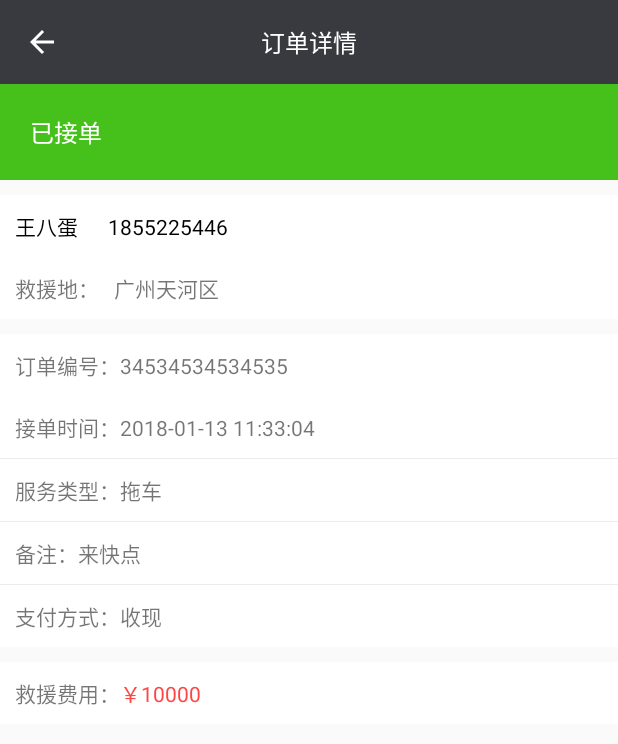
After one commit to cary87/JjjyProject, an Android app: the OrderDetailActivity screen opened directly, with no data from a screen before it, on a phone screen of 412 x 824 dp. The commit adds this screen. Shown: the top 744 px of the screen. Run offline under Robolectric (Android 15) with nearby library versions, the phone set to English and light mode, and no system bars; our stand-ins replace ButterKnife, RxJava; libraries missing offline, so code that uses them is left out: com.afollestad.materialdialogs, com.code19.library; 10 statements that could not run were skipped.

Commit message:
update again

```diff
--- a/app/src/main/AndroidManifest.xml
+++ b/app/src/main/AndroidManifest.xml
@@ -76,6 +76,7 @@
         </activity>
         <activity android:name=".order.SignatureToCheckActivity" android:screenOrientation="portrait"/>
         <activity android:name=".order.PaymentDetailActivity" android:screenOrientation="portrait"/>
+        <activity android:name=".order.OrderDetailActivity" android:screenOrientation="portrait"/>
 
         <!--高德地图定位服务-->
         <service android:name="com.amap.api.location.APSService"></service>
--- a/app/src/main/java/com/jiujiu/autosos/common/model/ServiceItemEnum.java
+++ b/app/src/main/java/com/jiujiu/autosos/common/model/ServiceItemEnum.java
@@ -40,4 +40,14 @@ public enum ServiceItemEnum {
     public void setLable(String lable) {
         this.lable = lable;
     }
+
+    public static ServiceItemEnum getEnum(int value) {
+        for (ServiceItemEnum serviceItemEnum : values()) {
+            if (serviceItemEnum.value == value) {
+                return serviceItemEnum;
+            }
+        }
+
+        return DragCar;
+    }
 }
--- a/app/src/main/java/com/jiujiu/autosos/order/AbsSignatureActivity.java
+++ b/app/src/main/java/com/jiujiu/autosos/order/AbsSignatureActivity.java
@@ -3,6 +3,7 @@ package com.jiujiu.autosos.order;
 import android.graphics.Bitmap;
 import android.graphics.Canvas;
 import android.graphics.Color;
+import android.graphics.Rect;
 import android.os.Environment;
 
 import com.jiujiu.autosos.api.UserApi;
@@ -36,9 +37,12 @@ public abstract class AbsSignatureActivity extends AbsBaseActivity {
 
     private List<String> paths = new ArrayList<>();
 
-    public void saveSignature(Bitmap signatureBitmap, final OnSaveCompleteListener listener) {
+    public void saveSignature(Bitmap backgroundBitmap, Bitmap signatureBitmap, final OnSaveCompleteListener listener) {
         if (signatureBitmap != null) {
-            File file = saveSignaturePicture(signatureBitmap);
+            if (backgroundBitmap != null) {
+                Bitmap mergedBitmap = mergeBitmap(backgroundBitmap, signatureBitmap);
+                if (mergedBitmap != null) {
+                    File file = saveSignaturePicture(mergedBitmap);
                     if (file != null && file.exists()) {
                         showLoadingDialog("保存中");
                         HashMap<String, String> params = new HashMap<>();
@@ -68,6 +72,29 @@ public abstract class AbsSignatureActivity extends AbsBaseActivity {
                         });
                     }
                 }
+            }
+        }
+    }
+
+    /**
+     * 把两个位图覆盖合成为一个位图，以底层位图的长宽为基准
+     * @param backBitmap 在底部的位图
+     * @param frontBitmap 盖在上面的位图
+     * @return
+     */
+    public static Bitmap mergeBitmap(Bitmap backBitmap, Bitmap frontBitmap) {
+
+        if (backBitmap == null || backBitmap.isRecycled()
+                || frontBitmap == null || frontBitmap.isRecycled()) {
+            LogUtils.e("wzh", "backBitmap=" + backBitmap + ";frontBitmap=" + frontBitmap);
+            return null;
+        }
+        Bitmap bitmap = backBitmap.copy(Bitmap.Config.ARGB_8888, true);
+        Canvas canvas = new Canvas(bitmap);
+        Rect baseRect  = new Rect(0, 0, backBitmap.getWidth(), backBitmap.getHeight());
+        Rect frontRect = new Rect(0, 0, frontBitmap.getWidth(), frontBitmap.getHeight());
+        canvas.drawBitmap(frontBitmap, frontRect, baseRect, null);
+        return bitmap;
     }
 
     private File getPicDir(String albumName) {
--- /dev/null
+++ b/app/src/main/java/com/jiujiu/autosos/order/OrderDetailActivity.java
@@ -0,0 +1,111 @@
+package com.jiujiu.autosos.order;
+
+import android.os.Bundle;
+import android.support.v7.widget.Toolbar;
+import android.widget.TextView;
+
+import com.code19.library.DateUtils;
+import com.google.gson.Gson;
+import com.google.gson.reflect.TypeToken;
+import com.jiujiu.autosos.R;
+import com.jiujiu.autosos.common.base.AbsBaseActivity;
+import com.jiujiu.autosos.order.model.ChargeTypeEnum;
+import com.jiujiu.autosos.order.model.OrderItem;
+import com.jiujiu.autosos.order.model.OrderModel;
+import com.jiujiu.autosos.order.model.OrderStateEnum;
+
+import java.util.List;
+import java.util.concurrent.Callable;
+
+import butterknife.BindView;
+import io.reactivex.Single;
+import io.reactivex.android.schedulers.AndroidSchedulers;
+import io.reactivex.disposables.Disposable;
+import io.reactivex.functions.Consumer;
+import io.reactivex.functions.Function;
+import io.reactivex.schedulers.Schedulers;
+
+/**
+ * Created by Administrator on 2018/1/18.
+ */
+
+public class OrderDetailActivity extends AbsBaseActivity {
+    @BindView(R.id.tv_title)
+    TextView tvTitle;
+    @BindView(R.id.toolbar)
+    Toolbar toolbar;
+    @BindView(R.id.tv_driver_owner)
+    TextView tvDriverOwner;
+    @BindView(R.id.tv_driver_mobile)
+    TextView tvDriverMobile;
+    @BindView(R.id.tv_address)
+    TextView tvAddress;
+    @BindView(R.id.tv_order_id)
+    TextView tvOrderId;
+    @BindView(R.id.tv_service_type)
+    TextView tvServiceType;
+    @BindView(R.id.tv_remark)
+    TextView tvRemark;
+    @BindView(R.id.tv_order_state)
+    TextView tvOrderState;
+    @BindView(R.id.tv_accept_time)
+    TextView tvAcceptTime;
+    @BindView(R.id.tv_charge_type)
+    TextView tvChargeType;
+    @BindView(R.id.tv_fee)
+    TextView tvFee;
+
+    private OrderModel mOrder;
+
+    @Override
+    protected void setup(Bundle savedInstanceState) {
+        tvTitle.setText("订单详情");
+        setupToolbar(toolbar);
+        mOrder = (OrderModel) getIntent().getSerializableExtra("order");
+        tvDriverOwner.setText(mOrder.getCarOwner());
+        tvDriverMobile.setText(mOrder.getCarOwnerId() + "");
+        tvOrderId.setText(mOrder.getOrderId() + "");
+        tvAcceptTime.setText(DateUtils.formatDataTime(mOrder.getAcceptTime()));
+        tvAddress.setText(mOrder.getAddress());
+        tvChargeType.setText(ChargeTypeEnum.getType(mOrder.getChargeType()).getLabel());
+        tvFee.setText("￥" + mOrder.getPayableAmount());
+        tvOrderState.setText(OrderStateEnum.getOrderState(mOrder.getState()).getLabel());
+        tvRemark.setText(mOrder.getRemark());
+        Disposable disposable = Single.fromCallable(new Callable<List<OrderItem>>() {
+            @Override
+            public List<OrderItem> call() throws Exception {
+                List<OrderItem> orderItems = new Gson().fromJson(mOrder.getItems(), new TypeToken<List<OrderItem>>() {}.getType());
+                return orderItems;
+            }
+        }).observeOn(AndroidSchedulers.mainThread())
+                .subscribeOn(Schedulers.io())
+                .map(new Function<List<OrderItem>, OrderItem>() {
+                    @Override
+                    public OrderItem apply(List<OrderItem> orderItems) throws Exception {
+                        if (orderItems != null && orderItems.size() > 0) {
+                            return orderItems.get(0);
+                        }
+                        return null;
+                    }
+                })
+                .subscribe(new Consumer<OrderItem>() {
+                    @Override
+                    public void accept(OrderItem orderItem) throws Exception {
+                        if (orderItem != null) {
+                            tvServiceType.setText(orderItem.getItemName());
+                        }
+                    }
+                }, new Consumer<Throwable>() {
+                    @Override
+                    public void accept(Throwable throwable) throws Exception {
+
+                    }
+                });
+        cd.add(disposable);
+    }
+
+    @Override
+    protected int getLayoutID() {
+        return R.layout.activity_order_detail;
+    }
+}
--- a/app/src/main/java/com/jiujiu/autosos/order/OrderFragment.java
+++ b/app/src/main/java/com/jiujiu/autosos/order/OrderFragment.java
@@ -1,6 +1,8 @@
 package com.jiujiu.autosos.order;
 
+import android.content.Intent;
 import android.view.View;
+import android.widget.AdapterView;
 import android.widget.TextView;
 
 import com.jiujiu.autosos.R;
@@ -55,6 +57,14 @@ public class OrderFragment extends BaseListFragment<OrderModel> {
     protected void afterViewInited(View view) {
         super.afterViewInited(view);
         tvBarTitle.setText("订单");
+        mListView.setOnItemClickListener(new AdapterView.OnItemClickListener() {
+            @Override
+            public void onItemClick(AdapterView<?> parent, View view, int position, long id) {
+                Intent intent = new Intent(mActivity, OrderDetailActivity.class);
+                intent.putExtra("order", mAdapter.getItem(position));
+                startActivity(intent);
+            }
+        });
     }
 
 }
--- a/app/src/main/java/com/jiujiu/autosos/order/SignatureToCheckActivity.java
+++ b/app/src/main/java/com/jiujiu/autosos/order/SignatureToCheckActivity.java
@@ -65,7 +65,7 @@ public class SignatureToCheckActivity extends AbsSignatureActivity {
         if (cbConfirm.isChecked()) {
             switch (item.getItemId()) {
                 case R.id.menu_save:
-                    saveSignature(mSignaturePad.getSignatureBitmap(), new OnSaveCompleteListener() {
+                    saveSignature(null, mSignaturePad.getSignatureBitmap(), new OnSaveCompleteListener() {
                         @Override
                         public void onComplete() {
                             finish();
--- a/app/src/main/java/com/jiujiu/autosos/order/SignatureToFinishActivity.java
+++ b/app/src/main/java/com/jiujiu/autosos/order/SignatureToFinishActivity.java
@@ -1,6 +1,9 @@
 package com.jiujiu.autosos.order;
 
 import android.content.Intent;
+import android.content.res.Resources;
+import android.graphics.Bitmap;
+import android.graphics.BitmapFactory;
 import android.os.Bundle;
 import android.support.v7.widget.Toolbar;
 import android.widget.RatingBar;
@@ -61,7 +64,9 @@ public class SignatureToFinishActivity extends AbsSignatureActivity {
 
     @OnClick(R.id.btn_go_pay)
     public void onViewClicked() {
-        saveSignature(mSignaturePad.getSignatureBitmap(), new OnSaveCompleteListener() {
+        Resources res=getResources();
+        Bitmap bmp= BitmapFactory.decodeResource(res, R.drawable.sign_tablet_bg);
+        saveSignature(bmp, mSignaturePad.getSignatureBitmap(), new OnSaveCompleteListener() {
             @Override
             public void onComplete() {
                 Intent intent = new Intent(SignatureToFinishActivity.this, PaymentDetailActivity.class);
--- /dev/null
+++ b/app/src/main/java/com/jiujiu/autosos/order/model/ChargeTypeEnum.java
@@ -0,0 +1,43 @@
+package com.jiujiu.autosos.order.model;
+
+/**
+ * Created by Administrator on 2018/1/18.
+ */
+
+public enum ChargeTypeEnum {
+    Cash(0, "收现"),
+    ChageUp(1, "挂账");
+
+    private int value;
+    private String label;
+
+    ChargeTypeEnum(int value, String label) {
+        this.value = value;
+        this.label = label;
+    }
+
+    public int getValue() {
+        return value;
+    }
+
+    public void setValue(int value) {
+        this.value = value;
+    }
+
+    public String getLabel() {
+        return label;
+    }
+
+    public void setLabel(String label) {
+        this.label = label;
+    }
+
+    public static ChargeTypeEnum getType(int value) {
+        for (ChargeTypeEnum chargeTypeEnum : values()) {
+            if (chargeTypeEnum.value == value) {
+                return chargeTypeEnum;
+            }
+        }
+        return Cash;
+    }
+}
--- /dev/null
+++ b/app/src/main/res/layout/activity_order_detail.xml
@@ -0,0 +1,219 @@
+<?xml version="1.0" encoding="utf-8"?>
+<LinearLayout xmlns:android="http://schemas.android.com/apk/res/android"
+    android:layout_width="match_parent"
+    android:layout_height="match_parent"
+    android:orientation="vertical">
+
+    <include layout="@layout/layout_toolbar" />
+
+    <ScrollView
+        android:layout_width="match_parent"
+        android:layout_height="match_parent">
+
+        <LinearLayout
+            android:layout_width="match_parent"
+            android:layout_height="match_parent"
+            android:orientation="vertical">
+
+            <LinearLayout
+                android:layout_width="match_parent"
+                android:layout_height="wrap_content"
+                android:background="@color/colorAccent"
+                android:padding="20dp">
+
+                <TextView
+                    android:id="@+id/tv_order_state"
+                    android:layout_width="wrap_content"
+                    android:layout_height="wrap_content"
+                    android:text="已接单"
+                    android:textColor="@color/white"
+                    android:textSize="16sp" />
+
+            </LinearLayout>
+
+            <LinearLayout
+                android:layout_width="match_parent"
+                android:layout_height="wrap_content"
+                android:layout_marginTop="10dp"
+                android:background="@color/white"
+                android:orientation="vertical">
+
+                <LinearLayout
+                    android:layout_width="match_parent"
+                    android:layout_height="wrap_content"
+                    android:layout_margin="10dp">
+
+                    <TextView
+                        android:id="@+id/tv_driver_owner"
+                        android:layout_width="wrap_content"
+                        android:layout_height="wrap_content"
+                        android:text="王八蛋"
+                        android:textColor="@color/black" />
+
+                    <TextView
+                        android:id="@+id/tv_driver_mobile"
+                        android:layout_width="wrap_content"
+                        android:layout_height="wrap_content"
+                        android:layout_marginLeft="20dp"
+                        android:text="1855225446"
+                        android:textColor="@color/black" />
+
+                </LinearLayout>
+
+                <LinearLayout
+                    android:layout_width="match_parent"
+                    android:layout_height="wrap_content"
+                    android:layout_margin="10dp">
+
+                    <TextView
+                        android:layout_width="wrap_content"
+                        android:layout_height="wrap_content"
+                        android:text="救援地：" />
+
+                    <TextView
+                        android:id="@+id/tv_address"
+                        android:layout_width="wrap_content"
+                        android:layout_height="wrap_content"
+                        android:layout_marginLeft="10dp"
+                        android:text="广州天河区" />
+                </LinearLayout>
+
+
+            </LinearLayout>
+
+            <LinearLayout
+                android:layout_width="match_parent"
+                android:layout_height="wrap_content"
+                android:layout_marginTop="10dp"
+                android:background="@color/white"
+                android:orientation="vertical">
+
+                <LinearLayout
+                    android:layout_width="match_parent"
+                    android:layout_height="wrap_content"
+                    android:layout_margin="10dp">
+
+                    <TextView
+                        android:layout_width="wrap_content"
+                        android:layout_height="wrap_content"
+                        android:text="订单编号：" />
+
+                    <TextView
+                        android:id="@+id/tv_order_id"
+                        android:layout_width="wrap_content"
+                        android:layout_height="wrap_content"
+                        android:text="34534534534535" />
+                </LinearLayout>
+
+                <LinearLayout
+                    android:layout_width="match_parent"
+                    android:layout_height="wrap_content"
+                    android:layout_margin="10dp">
+
+                    <TextView
+                        android:layout_width="wrap_content"
+                        android:layout_height="wrap_content"
+                        android:text="接单时间：" />
+
+                    <TextView
+                        android:id="@+id/tv_accept_time"
+                        android:layout_width="wrap_content"
+                        android:layout_height="wrap_content"
+                        android:text="2018-01-13 11:33:04" />
+                </LinearLayout>
+
+                <View style="@style/line_horizontal" />
+
+                <LinearLayout
+                    android:layout_width="match_parent"
+                    android:layout_height="wrap_content"
+                    android:layout_margin="10dp">
+
+                    <TextView
+                        android:layout_width="wrap_content"
+                        android:layout_height="wrap_content"
+                        android:text="服务类型：" />
+
+                    <TextView
+                        android:id="@+id/tv_service_type"
+                        android:layout_width="wrap_content"
+                        android:layout_height="wrap_content"
+                        android:text="拖车" />
+
+                </LinearLayout>
+
+                <View style="@style/line_horizontal" />
+
+                <LinearLayout
+                    android:layout_width="match_parent"
+                    android:layout_height="wrap_content"
+                    android:layout_margin="10dp">
+
+                    <TextView
+                        android:layout_width="wrap_content"
+                        android:layout_height="wrap_content"
+                        android:text="备注：" />
+
+                    <TextView
+                        android:id="@+id/tv_remark"
+                        android:layout_width="wrap_content"
+                        android:layout_height="wrap_content"
+                        android:text="来快点" />
+
+                </LinearLayout>
+
+                <View style="@style/line_horizontal" />
+
+                <LinearLayout
+                    android:layout_width="match_parent"
+                    android:layout_height="wrap_content"
+                    android:layout_margin="10dp">
+
+                    <TextView
+                        android:layout_width="wrap_content"
+                        android:layout_height="wrap_content"
+                        android:text="支付方式：" />
+
+                    <TextView
+                        android:id="@+id/tv_charge_type"
+                        android:layout_width="wrap_content"
+                        android:layout_height="wrap_content"
+                        android:text="收现" />
+
+                </LinearLayout>
+
+            </LinearLayout>
+
+            <LinearLayout
+                android:layout_width="match_parent"
+                android:layout_height="wrap_content"
+                android:layout_marginTop="10dp"
+                android:background="@color/white"
+                android:orientation="vertical">
+
+                <LinearLayout
+                    android:layout_width="match_parent"
+                    android:layout_height="wrap_content"
+                    android:layout_margin="10dp">
+
+                    <TextView
+                        android:layout_width="wrap_content"
+                        android:layout_height="wrap_content"
+                        android:text="救援费用：" />
+
+                    <TextView
+                        android:id="@+id/tv_fee"
+                        android:layout_width="wrap_content"
+                        android:layout_height="wrap_content"
+                        android:text="￥10000"
+                        android:textColor="@android:color/holo_red_light" />
+
+                </LinearLayout>
+
+            </LinearLayout>
+
+        </LinearLayout>
+
+    </ScrollView>
+
+</LinearLayout>
--- a/app/src/main/res/values/styles.xml
+++ b/app/src/main/res/values/styles.xml
@@ -45,7 +45,7 @@
     <style name="line_horizontal">
         <item name="android:layout_width">match_parent</item>
         <item name="android:layout_height">1px</item>
-        <item name="android:background">@color/colorPrimary</item>
+        <item name="android:background">@color/colorBg</item>
     </style>
 
 </resources>
```
Lines whose indentation alone changed are shown as unchanged.
